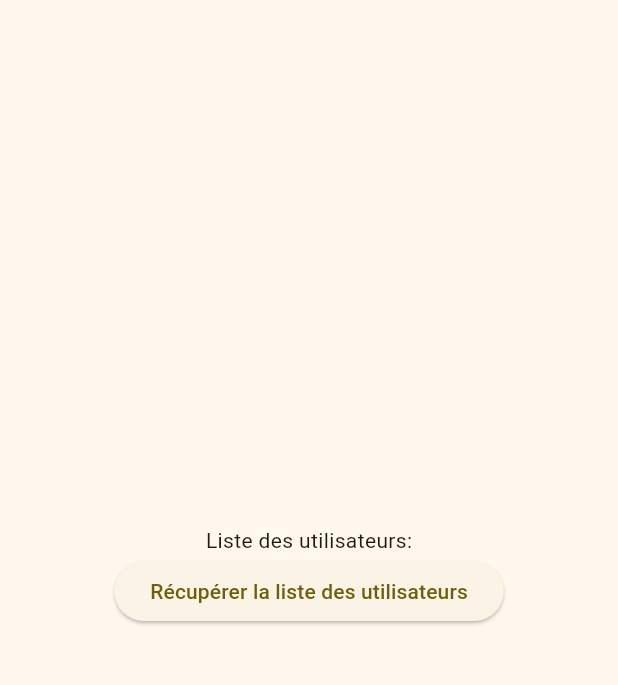
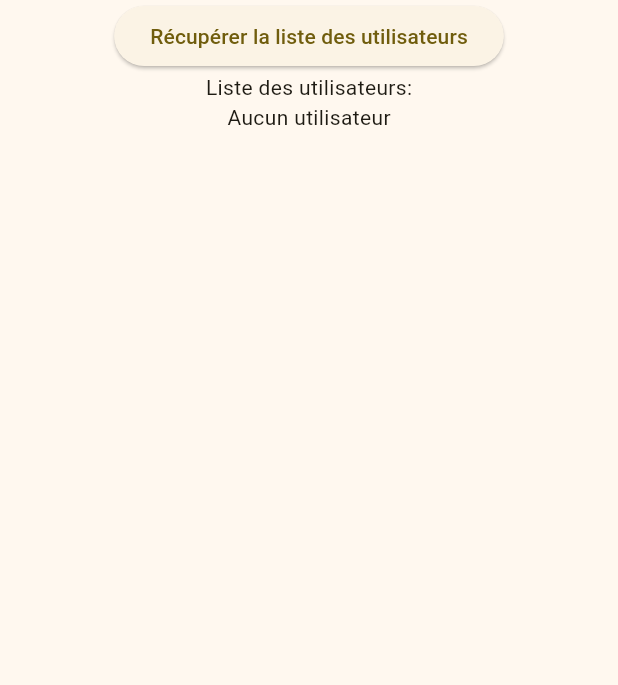
Before and after one commit to AndrienMont/Projet_INFO701, a Flutter app: the screen it shows after launch, after a tap on "Récupérer la liste des utilisateurs", on a phone screen of 412 x 824 dp, the part 84-769 px from its top. Run offline on Flutter 3.47's test engine with Material 2 defaults, Android fonts, the phone set to English and light mode, and no system bars; network calls fail.

Commit message:
Récup users et affichage

```diff
--- a/usmbro/lib/main.dart
+++ b/usmbro/lib/main.dart
@@ -1,22 +1,30 @@
-import 'dart:io';
 import 'dart:convert';
 import 'package:flutter/material.dart';
 import 'package:http/http.dart' as http;
+import 'dart:developer' as developer;
 
 void main() {
   runApp(const MyApp());
 }
 
 class User {
+  final String id;
   final String nom;
   final String prenom;
   final String filiere;
 
-  const User({required this.nom, required this.prenom, required this.filiere});
+  const User(
+      {required this.id,
+      required this.nom,
+      required this.prenom,
+      required this.filiere});
 
   factory User.fromJson(Map<String, dynamic> json) {
     return User(
-        nom: json['nom'], prenom: json['prenom'], filiere: json['filiere']);
+        id: json["_id"],
+        nom: json['nom'],
+        prenom: json['prenom'],
+        filiere: json['filiere']);
   }
 }
 
@@ -48,12 +56,19 @@
 }
 
 class _MyHomePageState extends State<MyHomePage> {
-  Future<User> getUsers() async {
+  List<User> usersList = [];
+
+  Future<void> getUsers() async {
     final response =
-        await http.get(Uri.parse("http://10.7.144.78:3000/api/users"));
+        await http.get(Uri.parse("http://192.168.1.7:3000/api/users"));
 
+    developer.log(response.body);
     if (response.statusCode == 200) {
-      return User.fromJson(jsonDecode(response.body));
+      final List<dynamic> jsonList = jsonDecode(response.body);
+      final List<User> users = jsonList.map((e) => User.fromJson(e)).toList();
+      setState(() {
+        usersList = users;
+      });
     } else {
       throw Exception("Erreur lors de la récupération des utilisateurs");
     }
@@ -70,14 +85,28 @@
         child: Column(
           mainAxisAlignment: MainAxisAlignment.center,
           children: <Widget>[
-            const Text(
-              'Liste des utilisateurs:',
-            ),
             ElevatedButton(
                 onPressed: () {
                   getUsers();
                 },
-                child: const Text("Récupérer la liste des utilisateurs"))
+                child: const Text("Récupérer la liste des utilisateurs")),
+            const Text(
+              'Liste des utilisateurs:',
+            ),
+            Expanded(
+                child: usersList.isEmpty
+                    ? const Text("Aucun utilisateur")
+                    : ListView.builder(
+                        itemCount: usersList.length,
+                        itemBuilder: (context, index) {
+                          final user = usersList[index];
+                          return ListTile(
+                            title: Text(user.nom),
+                            subtitle: Text(user.prenom),
+                            trailing: Text(user.filiere),
+                          );
+                        },
+                      )),
           ],
         ),
       ),
```
